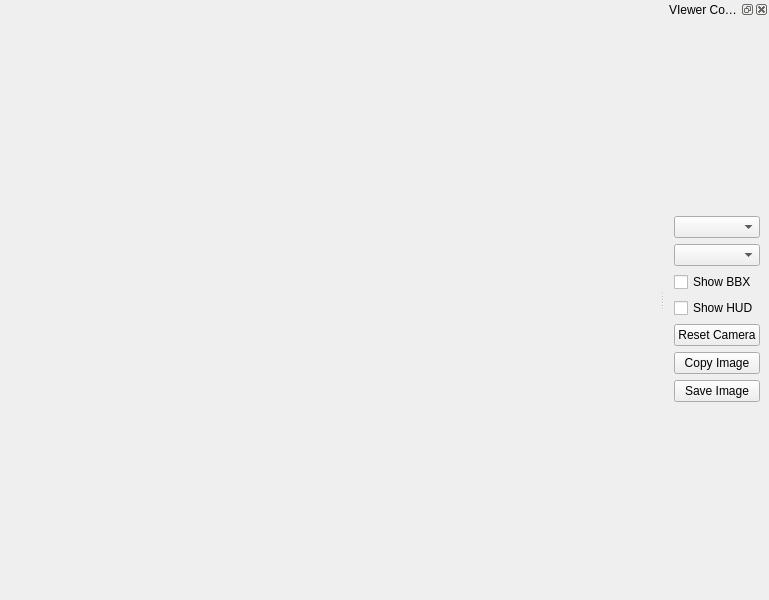
Qt form UI/usdViewerController.ui (testkun08080/custom-embed-usdviewer) before a commit.
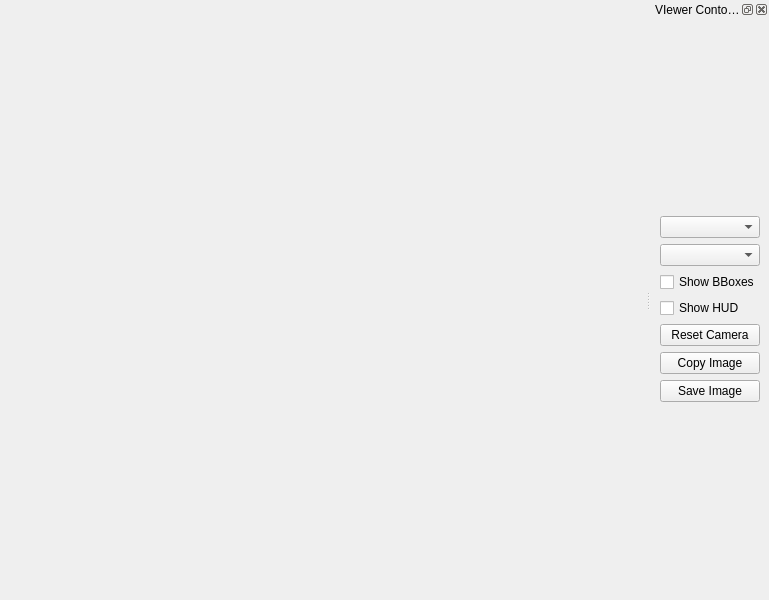
The same form after that commit.

What changed in the file:
```diff
--- a/UI/usdViewerController.ui
+++ b/UI/usdViewerController.ui
@@ -69,7 +69,7 @@
        <item>
         <widget class="QCheckBox" name="show_bbx_checkBox">
          <property name="text">
-          <string>Show BBX</string>
+          <string>Show BBoxes</string>
          </property>
         </widget>
        </item>
```
Left out of the diff: 4 changed lines with no effect on the pictures.
